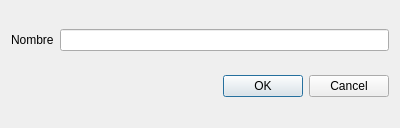
Before: the Qt Designer form dialog_nuevo.ui in javosmar/multiserie, drawn with Qt 5.
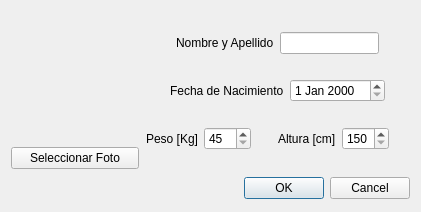
After: the same form once the commit is applied. Icons and pictures are not drawn.

Commit message: *+ cómo almacenar y recuperar datos de jugadores (incluyendo foto) (database) *+ conectar señal de segundo hilo con la muestra de datos en tabla (señal creada, conexion comentada, probar) * habilitar graficado de datos solo sin conexión serie * analizar si para graficar conviene leer la base de datos desde la clase GPS. * añadir condicion de database abierta y puerto configurado para habilitar conexion * añadir fecha a base de datos y filtrar por fecha para seleccionar entrenamiento deseado

Patch:
```diff
--- a/dialog_nuevo.ui
+++ b/dialog_nuevo.ui
@@ -6,25 +6,267 @@
    <rect>
     <x>0</x>
     <y>0</y>
-    <width>400</width>
-    <height>128</height>
+    <width>421</width>
+    <height>212</height>
    </rect>
   </property>
+  <property name="sizePolicy">
+   <sizepolicy hsizetype="Expanding" vsizetype="Expanding">
+    <horstretch>0</horstretch>
+    <verstretch>0</verstretch>
+   </sizepolicy>
+  </property>
+  <property name="minimumSize">
+   <size>
+    <width>421</width>
+    <height>212</height>
+   </size>
+  </property>
+  <property name="maximumSize">
+   <size>
+    <width>421</width>
+    <height>212</height>
+   </size>
+  </property>
   <property name="windowTitle">
    <string>Dialog</string>
   </property>
-  <layout class="QGridLayout" name="gridLayout">
-   <item row="0" column="0">
-    <widget class="QLabel" name="labelnombre">
-     <property name="text">
-      <string>Nombre</string>
-     </property>
-    </widget>
+  <layout class="QVBoxLayout" name="verticalLayout_3">
+   <item>
+    <layout class="QHBoxLayout" name="horizontalLayout_6">
+     <item>
+      <layout class="QVBoxLayout" name="verticalLayout">
+       <item>
+        <widget class="QLabel" name="labelPhoto">
+         <property name="sizePolicy">
+          <sizepolicy hsizetype="Maximum" vsizetype="Maximum">
+           <horstretch>0</horstretch>
+           <verstretch>0</verstretch>
+          </sizepolicy>
+         </property>
+         <property name="minimumSize">
+          <size>
+           <width>128</width>
+           <height>128</height>
+          </size>
+         </property>
+         <property name="maximumSize">
+          <size>
+           <width>128</width>
+           <height>128</height>
+          </size>
+         </property>
+         <property name="text">
+          <string/>
+         </property>
+         <property name="pixmap">
+          <pixmap resource="recurso.qrc">:/noPhoto.png</pixmap>
+         </property>
+        </widget>
+       </item>
+       <item>
+        <widget class="QPushButton" name="pushButtonPhoto">
+         <property name="text">
+          <string>Seleccionar Foto</string>
+         </property>
+        </widget>
+       </item>
+      </layout>
+     </item>
+     <item>
+      <layout class="QVBoxLayout" name="verticalLayout_2">
+       <item>
+        <layout class="QHBoxLayout" name="horizontalLayout">
+         <item>
+          <spacer name="horizontalSpacer_6">
+           <property name="orientation">
+            <enum>Qt::Horizontal</enum>
+           </property>
+           <property name="sizeHint" stdset="0">
+            <size>
+             <width>40</width>
+             <height>20</height>
+            </size>
+           </property>
+          </spacer>
+         </item>
+         <item>
+          <widget class="QLabel" name="labelnombre">
+           <property name="text">
+            <string>Nombre y Apellido</string>
+           </property>
+          </widget>
+         </item>
+         <item>
+          <widget class="QLineEdit" name="lineEditnombre">
+           <property name="font">
+            <font>
+             <weight>50</weight>
+             <bold>false</bold>
+            </font>
+           </property>
+           <property name="alignment">
+            <set>Qt::AlignCenter</set>
+           </property>
+          </widget>
+         </item>
+         <item>
+          <spacer name="horizontalSpacer_7">
+           <property name="orientation">
+            <enum>Qt::Horizontal</enum>
+           </property>
+           <property name="sizeHint" stdset="0">
+            <size>
+             <width>40</width>
+             <height>20</height>
+            </size>
+           </property>
+          </spacer>
+         </item>
+        </layout>
+       </item>
+       <item>
+        <layout class="QHBoxLayout" name="horizontalLayout_2">
+         <item>
+          <spacer name="horizontalSpacer_4">
+           <property name="orientation">
+            <enum>Qt::Horizontal</enum>
+           </property>
+           <property name="sizeHint" stdset="0">
+            <size>
+             <width>40</width>
+             <height>20</height>
+            </size>
+           </property>
+          </spacer>
+         </item>
+         <item>
+          <widget class="QLabel" name="labelNacimiento">
+           <property name="text">
+            <string>Fecha de Nacimiento</string>
+           </property>
+          </widget>
+         </item>
+         <item>
+          <widget class="QDateEdit" name="dateEditNacimiento"/>
+         </item>
+         <item>
+          <spacer name="horizontalSpacer_5">
+           <property name="orientation">
+            <enum>Qt::Horizontal</enum>
+           </property>
+           <property name="sizeHint" stdset="0">
+            <size>
+             <width>40</width>
+             <height>20</height>
+            </size>
+           </property>
+          </spacer>
+         </item>
+        </layout>
+       </item>
+       <item>
+        <layout class="QHBoxLayout" name="horizontalLayout_5">
+         <item>
+          <layout class="QHBoxLayout" name="horizontalLayout_3">
+           <item>
+            <spacer name="horizontalSpacer_2">
+             <property name="orientation">
+              <enum>Qt::Horizontal</enum>
+             </property>
+             <property name="sizeHint" stdset="0">
+              <size>
+               <width>40</width>
+               <height>20</height>
+              </size>
+             </property>
+            </spacer>
+           </item>
+           <item>
+            <widget class="QLabel" name="labelPeso">
+             <property name="text">
+              <string>Peso [Kg]</string>
+             </property>
+            </widget>
+           </item>
+           <item>
+            <widget class="QSpinBox" name="spinBoxPeso">
+             <property name="font">
+              <font>
+               <weight>50</weight>
+               <bold>false</bold>
+              </font>
+             </property>
+             <property name="minimum">
+              <number>45</number>
+             </property>
+             <property name="maximum">
+              <number>150</number>
+             </property>
+            </widget>
+           </item>
+          </layout>
+         </item>
+         <item>
+          <layout class="QHBoxLayout" name="horizontalLayout_4">
+           <item>
+            <spacer name="horizontalSpacer">
+             <property name="orientation">
+              <enum>Qt::Horizontal</enum>
+             </property>
+             <property name="sizeHint" stdset="0">
+              <size>
+               <width>40</width>
+               <height>20</height>
+              </size>
+             </property>
+            </spacer>
+           </item>
+           <item>
+            <widget class="QLabel" name="labelAltura">
+             <property name="text">
+              <string>Altura [cm]</string>
+             </property>
+            </widget>
+           </item>
+           <item>
+            <widget class="QSpinBox" name="spinBoxAltura">
+             <property name="font">
+              <font>
+               <weight>50</weight>
+               <bold>false</bold>
+              </font>
+             </property>
+             <property name="minimum">
+              <number>150</number>
+             </property>
+             <property name="maximum">
+              <number>230</number>
+             </property>
+            </widget>
+           </item>
+           <item>
+            <spacer name="horizontalSpacer_3">
+             <property name="orientation">
+              <enum>Qt::Horizontal</enum>
+             </property>
+             <property name="sizeHint" stdset="0">
+              <size>
+               <width>40</width>
+               <height>20</height>
+              </size>
+             </property>
+            </spacer>
+           </item>
+          </layout>
+         </item>
+        </layout>
+       </item>
+      </layout>
+     </item>
+    </layout>
    </item>
-   <item row="0" column="1">
-    <widget class="QLineEdit" name="lineEditnombre"/>
-   </item>
-   <item row="1" column="0" colspan="2">
+   <item>
     <widget class="QDialogButtonBox" name="buttonBox">
      <property name="orientation">
       <enum>Qt::Horizontal</enum>
```
Left out of the diff: 4 changed lines with no effect on the pictures. The commit also changes 37 other files.
